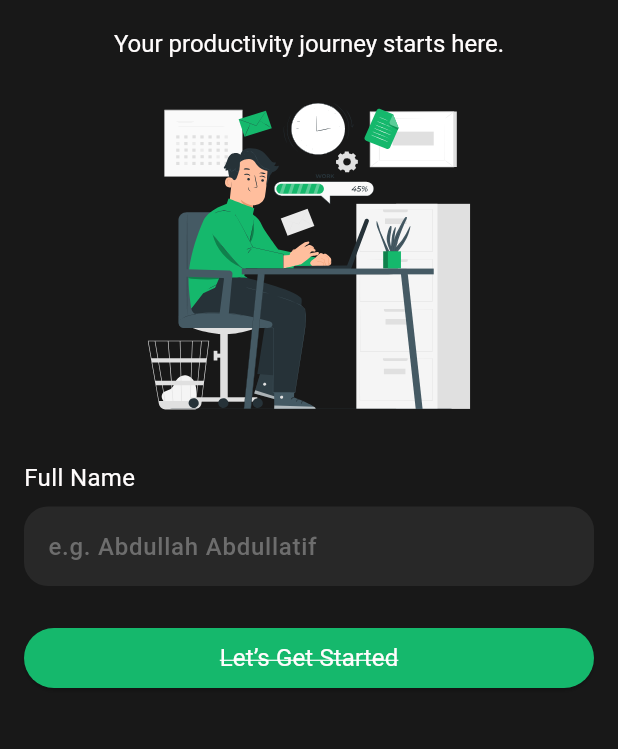
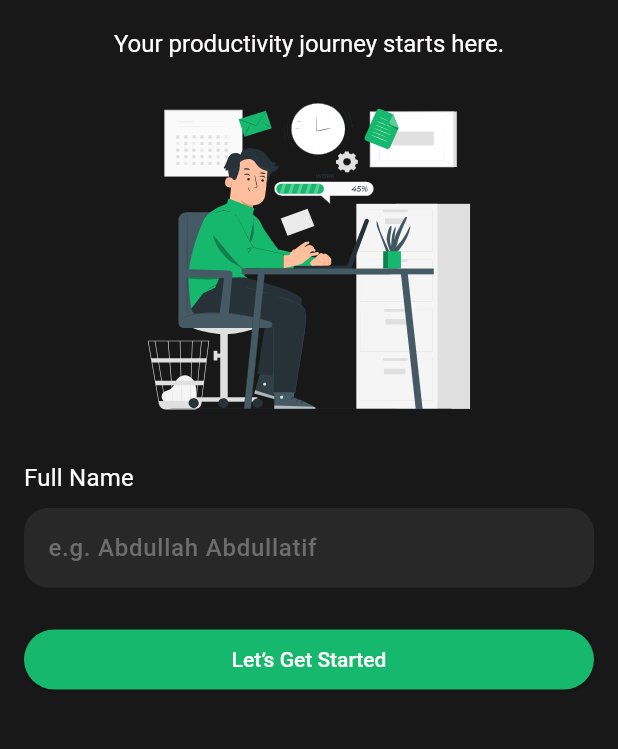
Before and after one commit to AbdullahAlomair6/TaskyApp, a Flutter app: the MainScreen screen opened directly, item 4 of the bottom bar chosen, after a tap on "Log Out", on a phone screen of 412 x 824 dp, the part 308-1057 px from its top. Run offline on Flutter 3.47's test engine with Material 3 defaults, Android fonts, the phone set to English and light mode, and no system bars; our stand-ins replace flutter_svg, shared_preferences; accounts and stored records are empty.

Commit message:
complete theme

```diff
--- a/lib/core/theme/dark_theme.dart
+++ b/lib/core/theme/dark_theme.dart
@@ -4,23 +4,38 @@ ThemeData darkTheme = ThemeData(
   brightness: Brightness.dark,
   useMaterial3: true,
   scaffoldBackgroundColor: Color(0xff181818),
-  colorScheme: ColorScheme.dark(primaryContainer: Color(0xff282828)),
+
+  colorScheme: ColorScheme.dark(
+    primaryContainer: Color(0xff282828),
+    secondary: Color(0xffFFFCFC),
+  ),
+
   appBarTheme: AppBarTheme(
     backgroundColor: Color(0xff181818),
     titleTextStyle: TextStyle(fontWeight: FontWeight.w400, fontSize: 20),
     foregroundColor: Color(0xffFFFCFC),
     centerTitle: false,
   ),
+
   checkboxTheme: CheckboxThemeData(
     shape: RoundedRectangleBorder(borderRadius: BorderRadius.circular(4)),
     side: BorderSide(color: Color(0xff6E6E6E), width: 2),
   ),
+
   elevatedButtonTheme: ElevatedButtonThemeData(
     style: ButtonStyle(
       backgroundColor: WidgetStateProperty.all(Color(0xff15B86C)),
       foregroundColor: WidgetStateProperty.all(Color(0xffFFFCFC)),
+      textStyle: WidgetStateProperty.all(
+        TextStyle(
+          fontSize: 14,
+          fontWeight: FontWeight.w500,
+          decoration: TextDecoration.none,
+        ),
+      ),
     ),
   ),
+
   switchTheme: SwitchThemeData(
     trackColor: WidgetStateProperty.resolveWith((state) {
       if (state.contains(WidgetState.selected)) {
@@ -35,6 +50,7 @@ ThemeData darkTheme = ThemeData(
       return Color(0XFF9E9E9E);
     }),
   ),
+
   textTheme: TextTheme(
     titleLarge: TextStyle(
       color: Color(0xffFFFCFC),
@@ -50,6 +66,11 @@ ThemeData darkTheme = ThemeData(
       fontWeight: FontWeight.w400,
       fontSize: 14,
       color: Color(0xffC6C6C6),
+    ),
+    displayLarge: TextStyle(
+      color: Color(0XFFFFFCFC),
+      fontSize: 20,
+      fontWeight: FontWeight.w400,
     ),
     displayMedium: TextStyle(
       fontSize: 28,
@@ -75,6 +96,7 @@ ThemeData darkTheme = ThemeData(
       decoration: TextDecoration.lineThrough,
     ),
   ),
+
   inputDecorationTheme: InputDecorationTheme(
     hintStyle: TextStyle(color: Color(0xff6D6D6D)),
     filled: true,
@@ -84,5 +106,29 @@ ThemeData darkTheme = ThemeData(
       borderSide: BorderSide.none,
     ),
   ),
-  bottomSheetTheme: BottomSheetThemeData(backgroundColor: Color(0XFF181818)),
+
+  iconTheme: IconThemeData(color: Color(0xffFFFCFC)),
+
+  listTileTheme: ListTileThemeData(
+    titleTextStyle: TextStyle(
+      color: Color(0XFFFFFCFC),
+      fontSize: 16,
+      fontWeight: FontWeight.w400,
+    ),
+  ),
+
+  textSelectionTheme: TextSelectionThemeData(
+    cursorColor: Colors.white,
+    selectionColor: Colors.white24,
+    selectionHandleColor: Colors.white,
+  ),
+
+  bottomNavigationBarTheme: BottomNavigationBarThemeData(
+    backgroundColor: Color(0XFF181818),
+    type: BottomNavigationBarType.fixed,
+    unselectedItemColor: Color(0XFFC6C6C6),
+    selectedItemColor: Color(0XFF15B86C),
+  ),
+
+  splashFactory: NoSplash.splashFactory,
 );
--- a/lib/core/theme/light_theme.dart
+++ b/lib/core/theme/light_theme.dart
@@ -4,7 +4,12 @@ ThemeData lightTheme = ThemeData(
   useMaterial3: true,
   brightness: Brightness.light,
   scaffoldBackgroundColor: Color(0xffF6F7F9),
-  colorScheme: ColorScheme.light(primaryContainer: Color(0xfffFFFFF)),
+
+  colorScheme: ColorScheme.light(
+    primaryContainer: Color(0xfffFFFFF),
+    secondary: Color(0XFF161F1B),
+  ),
+
   appBarTheme: AppBarTheme(
     backgroundColor: Color(0xffF6F7F9),
     titleTextStyle: TextStyle(
@@ -15,6 +20,7 @@ ThemeData lightTheme = ThemeData(
     foregroundColor: Color(0xff161F1B),
     centerTitle: false,
   ),
+
   checkboxTheme: CheckboxThemeData(
     shape: RoundedRectangleBorder(borderRadius: BorderRadius.circular(4)),
     side: BorderSide(color: Color(0xffD1DAD6), width: 2),
@@ -24,6 +30,13 @@ ThemeData lightTheme = ThemeData(
     style: ButtonStyle(
       backgroundColor: WidgetStateProperty.all(Color(0xff15B86C)),
       foregroundColor: WidgetStateProperty.all(Color(0xffFFFCFC)),
+      textStyle: WidgetStateProperty.all(
+        TextStyle(
+          fontSize: 14,
+          fontWeight: FontWeight.w500,
+          decoration: TextDecoration.none,
+        ),
+      ),
     ),
   ),
 
@@ -57,6 +70,11 @@ ThemeData lightTheme = ThemeData(
       fontWeight: FontWeight.w400,
       fontSize: 14,
       color: Color(0xff3A4640),
+    ),
+    displayLarge: TextStyle(
+      color: Color(0XFF161F1B),
+      fontSize: 20,
+      fontWeight: FontWeight.w400,
     ),
     displayMedium: TextStyle(
       fontSize: 28,
@@ -101,5 +119,29 @@ ThemeData lightTheme = ThemeData(
       borderSide: BorderSide(color: Color(0xffD1DAD6)),
     ),
   ),
-  bottomSheetTheme: BottomSheetThemeData(backgroundColor: Color(0xffF6F7F9)),
+
+  iconTheme: IconThemeData(color: Color(0XFF161F1B)),
+
+  listTileTheme: ListTileThemeData(
+    titleTextStyle: TextStyle(
+      color: Color(0XFF161F1B),
+      fontSize: 16,
+      fontWeight: FontWeight.w400,
+    ),
+  ),
+
+  textSelectionTheme: TextSelectionThemeData(
+    cursorColor: Colors.black,
+    selectionColor: Colors.black26,
+    selectionHandleColor: Colors.black,
+  ),
+
+  bottomNavigationBarTheme: BottomNavigationBarThemeData(
+    backgroundColor: Color(0XFFF6F7F9),
+    type: BottomNavigationBarType.fixed,
+    unselectedItemColor: Color(0XFF3A4640),
+    selectedItemColor: Color(0XFF15B86C),
+  ),
+
+  splashFactory: NoSplash.splashFactory,
 );
--- /dev/null
+++ b/lib/core/widget/custom_svg_picture.dart
@@ -0,0 +1,39 @@
+import 'package:flutter/material.dart';
+import 'package:flutter_svg/svg.dart';
+
+class CustomSvgPicture extends StatelessWidget {
+  const CustomSvgPicture({
+    super.key,
+    required this.path,
+    this.withColorFilter = true,
+    this.height,
+    this.width,
+  });
+
+  const CustomSvgPicture.withoutColor({
+    super.key,
+    required this.path,
+    this.height,
+    this.width,
+  }) : withColorFilter = false;
+
+  final String path;
+  final bool withColorFilter;
+  final double? height;
+  final double? width;
+
+  @override
+  Widget build(BuildContext context) {
+    return SvgPicture.asset(
+      height: height,
+      width: width,
+      path,
+      colorFilter: withColorFilter
+          ? ColorFilter.mode(
+              Theme.of(context).colorScheme.secondary,
+              BlendMode.srcIn,
+            )
+          : null,
+    );
+  }
+}
--- a/lib/core/widget/custom_text_form_field.dart
+++ b/lib/core/widget/custom_text_form_field.dart
@@ -21,14 +21,7 @@ class CustomTextFormField extends StatelessWidget {
     return Column(
       crossAxisAlignment: CrossAxisAlignment.start,
       children: [
-        Text(
-          title,
-          style: TextStyle(
-            color: Color(0xffFFFCFC),
-            fontSize: 16,
-            fontWeight: FontWeight.w400,
-          ),
-        ),
+        Text(title, style: Theme.of(context).textTheme.titleMedium),
         SizedBox(height: 8),
         TextFormField(
           controller: controller,
@@ -36,11 +29,8 @@ class CustomTextFormField extends StatelessWidget {
           validator: validator != null
               ? (String? value) => validator!(value)
               : null,
-          cursorColor: Colors.white,
           style: Theme.of(context).textTheme.labelMedium,
-          decoration: InputDecoration(
-            hintText: hintText,
-          ),
+          decoration: InputDecoration(hintText: hintText),
         ),
       ],
     );
--- a/lib/screens/add_task_screen.dart
+++ b/lib/screens/add_task_screen.dart
@@ -61,11 +61,7 @@ class _AddTaskScreenState extends State<AddTaskScreen> {
                         children: [
                           Text(
                             'High Priority  ',
-                            style: TextStyle(
-                              color: Color(0xffFFFCFC),
-                              fontWeight: FontWeight.w400,
-                              fontSize: 16,
-                            ),
+                            style: Theme.of(context).textTheme.titleMedium,
                           ),
                           Switch(
                             value: isHighPriority,
--- a/lib/screens/high_priority_screen.dart
+++ b/lib/screens/high_priority_screen.dart
@@ -48,11 +48,7 @@ class _HighPriorityScreenState extends State<HighPriorityScreen> {
           children: [
             Text(
               'Completed Tasks',
-              style: TextStyle(
-                color: Color(0XFFFFFCFC),
-                fontWeight: FontWeight.w400,
-                fontSize: 20,
-              ),
+              style: Theme.of(context).textTheme.displayLarge,
             ),
             SizedBox(height: 24),
             Expanded(
--- a/lib/screens/home_screen.dart
+++ b/lib/screens/home_screen.dart
@@ -4,6 +4,7 @@ import 'dart:math';
 import 'package:flutter/material.dart';
 import 'package:flutter_svg/flutter_svg.dart';
 import 'package:tasky/core/services/preferences_manager.dart';
+import 'package:tasky/core/widget/custom_svg_picture.dart';
 import 'package:tasky/models/task_model.dart';
 import 'package:tasky/screens/add_task_screen.dart';
 
@@ -121,7 +122,9 @@ class _HomeScreenState extends State<HomeScreen> {
                         'almost done ! ',
                         style: Theme.of(context).textTheme.titleLarge,
                       ),
-                      SvgPicture.asset('assets/images/waving-hand.svg'),
+                      CustomSvgPicture.withoutColor(
+                        path: 'assets/images/waving-hand.svg',
+                      ),
                     ],
                   ),
                   SizedBox(height: 16),
@@ -200,7 +203,9 @@ class _HomeScreenState extends State<HomeScreen> {
             isLoading
                 ? SliverToBoxAdapter(
                     child: Center(
-                      child: CircularProgressIndicator(color: Colors.white),
+                      child: CircularProgressIndicator(
+                        color: Theme.of(context).colorScheme.secondary,
+                      ),
                     ),
                   )
                 : SliverTaskListWidget(
--- a/lib/screens/main_screen.dart
+++ b/lib/screens/main_screen.dart
@@ -32,49 +32,21 @@ class _MainScreenState extends State<MainScreen> {
           });
         },
         currentIndex: currentScreen,
-        backgroundColor: Color(0XFF181818),
-        type: BottomNavigationBarType.fixed,
-        unselectedItemColor: Color(0XFFC6C6C6),
-        selectedItemColor: Color(0XFF15B86C),
         items: [
           BottomNavigationBarItem(
-            icon: SvgPicture.asset(
-              'assets/images/home.svg',
-              colorFilter: ColorFilter.mode(
-                currentScreen == 0 ? Color(0XFF15B86C) : Color(0XFFC6C6C6),
-                BlendMode.srcIn,
-              ),
-            ),
+            icon: _buildSvgPicture('assets/images/home.svg', 0),
             label: 'Home',
           ),
           BottomNavigationBarItem(
-            icon: SvgPicture.asset(
-              'assets/images/todo.svg',
-              colorFilter: ColorFilter.mode(
-                currentScreen == 1 ? Color(0XFF15B86C) : Color(0XFFC6C6C6),
-                BlendMode.srcIn,
-              ),
-            ),
+            icon: _buildSvgPicture('assets/images/todo.svg', 1),
             label: 'To Do',
           ),
           BottomNavigationBarItem(
-            icon: SvgPicture.asset(
-              'assets/images/todo_completed.svg',
-              colorFilter: ColorFilter.mode(
-                currentScreen == 2 ? Color(0XFF15B86C) : Color(0XFFC6C6C6),
-                BlendMode.srcIn,
-              ),
-            ),
+            icon: _buildSvgPicture('assets/images/todo_completed.svg', 2),
             label: 'Completed',
           ),
           BottomNavigationBarItem(
-            icon: SvgPicture.asset(
-              'assets/images/profile-icon.svg',
-              colorFilter: ColorFilter.mode(
-                currentScreen == 3 ? Color(0XFF15B86C) : Color(0XFFC6C6C6),
-                BlendMode.srcIn,
-              ),
-            ),
+            icon: _buildSvgPicture('assets/images/profile-icon.svg', 3),
             label: 'Profile',
           ),
         ],
@@ -82,4 +54,14 @@ class _MainScreenState extends State<MainScreen> {
       body: SafeArea(child: screens[currentScreen]),
     );
   }
+
+  SvgPicture _buildSvgPicture(String path, int index) {
+    return SvgPicture.asset(
+      path,
+      colorFilter: ColorFilter.mode(
+        currentScreen == index ? Color(0XFF15B86C) : Color(0XFFC6C6C6),
+        BlendMode.srcIn,
+      ),
+    );
+  }
 }
--- a/lib/screens/profile_screen.dart
+++ b/lib/screens/profile_screen.dart
@@ -2,6 +2,7 @@ import 'package:flutter/material.dart';
 import 'package:flutter_svg/flutter_svg.dart';
 import 'package:tasky/core/services/preferences_manager.dart';
 import 'package:tasky/core/services/theme_controller.dart';
+import 'package:tasky/core/widget/custom_svg_picture.dart';
 import 'package:tasky/screens/user_details_screen.dart';
 import 'package:tasky/screens/welcome_screen.dart';
 
@@ -48,11 +49,7 @@ class _ProfileScreenState extends State<ProfileScreen> {
               children: [
                 Text(
                   'My Profile',
-                  style: TextStyle(
-                    color: Color(0XFFFFFCFC),
-                    fontSize: 20,
-                    fontWeight: FontWeight.w400,
-                  ),
+                  style: Theme.of(context).textTheme.displayLarge,
                 ),
                 Center(
                   child: Column(
@@ -74,12 +71,16 @@ class _ProfileScreenState extends State<ProfileScreen> {
                               width: 45,
                               decoration: BoxDecoration(
                                 borderRadius: BorderRadius.circular(100),
-                                color: Color(0XFF282828),
+                                border: BoxBorder.all(
+                                  color: ThemeController.isDark()
+                                      ? Colors.transparent
+                                      : Color(0xFFD1DAD6),
+                                ),
+                                color: Theme.of(
+                                  context,
+                                ).colorScheme.primaryContainer,
                               ),
-                              child: Icon(
-                                Icons.camera_alt_outlined,
-                                color: Color(0XFFFFFCFC),
-                              ),
+                              child: Icon(Icons.camera_alt_outlined),
                             ),
                           ),
                         ],
@@ -87,19 +88,11 @@ class _ProfileScreenState extends State<ProfileScreen> {
                       SizedBox(height: 8),
                       Text(
                         userName,
-                        style: TextStyle(
-                          color: Color(0XFFFFFCFC),
-                          fontWeight: FontWeight.w400,
-                          fontSize: 20,
-                        ),
+                        style: Theme.of(context).textTheme.displayLarge,
                       ),
                       Text(
                         motivationQuote,
-                        style: TextStyle(
-                          color: Color(0XFFC6C6C6),
-                          fontWeight: FontWeight.w400,
-                          fontSize: 14,
-                        ),
+                        style: Theme.of(context).textTheme.titleSmall,
                       ),
                     ],
                   ),
@@ -107,11 +100,7 @@ class _ProfileScreenState extends State<ProfileScreen> {
                 SizedBox(height: 24),
                 Text(
                   'Profile Info',
-                  style: TextStyle(
-                    color: Color(0XFFFFFCFC),
-                    fontSize: 20,
-                    fontWeight: FontWeight.w400,
-                  ),
+                  style: Theme.of(context).textTheme.displayLarge,
                 ),
                 SizedBox(height: 16),
                 ListTile(
@@ -133,35 +122,21 @@ class _ProfileScreenState extends State<ProfileScreen> {
                   },
                   contentPadding: EdgeInsets.zero,
 
-                  title: Text(
-                    'User Details',
-                    style: TextStyle(
-                      color: Color(0XFFFFFCFC),
-                      fontSize: 16,
-                      fontWeight: FontWeight.w400,
-                    ),
+                  title: Text('User Details'),
+                  leading: CustomSvgPicture(
+                    path: 'assets/images/profile-icon.svg',
                   ),
-                  leading: SvgPicture.asset(
-                    'assets/images/profile-icon.svg',
-                    colorFilter: ColorFilter.mode(
-                      Color(0xffFFFCFC),
-                      BlendMode.srcIn,
-                    ),
+                  trailing: CustomSvgPicture(
+                    path: 'assets/images/arrow-icon.svg',
                   ),
-                  trailing: SvgPicture.asset('assets/images/arrow-icon.svg'),
                 ),
                 Divider(color: Color(0XFF6E6E6E)),
                 ListTile(
                   contentPadding: EdgeInsets.zero,
-                  title: Text(
-                    'Dark Mode',
-                    style: TextStyle(
-                      color: Color(0XFFFFFCFC),
-                      fontSize: 16,
-                      fontWeight: FontWeight.w400,
-                    ),
+                  title: Text('Dark Mode'),
+                  leading: CustomSvgPicture(
+                    path: 'assets/images/dark_icon.svg',
                   ),
-                  leading: SvgPicture.asset('assets/images/dark_icon.svg'),
                   trailing: ValueListenableBuilder(
                     valueListenable: ThemeController.themeNotifier,
                     builder: (BuildContext context, value, Widget? child) {
@@ -190,16 +165,13 @@ class _ProfileScreenState extends State<ProfileScreen> {
                     );
                   },
                   contentPadding: EdgeInsets.zero,
-                  title: Text(
-                    'Log Out',
-                    style: TextStyle(
-                      color: Color(0XFFFFFCFC),
-                      fontSize: 16,
-                      fontWeight: FontWeight.w400,
-                    ),
+                  title: Text('Log Out'),
+                  leading: CustomSvgPicture(
+                    path: 'assets/images/logout_icon.svg',
                   ),
-                  leading: SvgPicture.asset('assets/images/logout_icon.svg'),
-                  trailing: SvgPicture.asset('assets/images/arrow-icon.svg'),
+                  trailing: CustomSvgPicture(
+                    path: 'assets/images/arrow-icon.svg',
+                  ),
                 ),
               ],
             ),
--- a/lib/screens/tasks_screen.dart
+++ b/lib/screens/tasks_screen.dart
@@ -45,7 +45,7 @@ class _TasksScreenState extends State<TasksScreen> {
         crossAxisAlignment: CrossAxisAlignment.start,
         children: [
           Text(
-            'Completed Tasks',
+            'To Do Tasks',
             style: Theme.of(
               context,
             ).textTheme.titleMedium!.copyWith(fontSize: 20),
--- a/lib/screens/welcome_screen.dart
+++ b/lib/screens/welcome_screen.dart
@@ -1,6 +1,7 @@
 import 'package:flutter/material.dart';
 import 'package:flutter_svg/flutter_svg.dart';
 import 'package:tasky/core/services/preferences_manager.dart';
+import 'package:tasky/core/widget/custom_svg_picture.dart';
 import 'package:tasky/core/widget/custom_text_form_field.dart';
 import 'package:tasky/screens/main_screen.dart';
 
@@ -24,8 +25,8 @@ class WelcomeScreen extends StatelessWidget {
                   Row(
                     mainAxisAlignment: MainAxisAlignment.center,
                     children: [
-                      SvgPicture.asset(
-                        'assets/images/icon.svg',
+                      CustomSvgPicture.withoutColor(
+                        path: 'assets/images/icon.svg',
                         height: 40,
                         width: 40,
                       ),
@@ -45,8 +46,8 @@ class WelcomeScreen extends StatelessWidget {
                         style: Theme.of(context).textTheme.displaySmall,
                       ),
                       SizedBox(width: 10),
-                      SvgPicture.asset(
-                        'assets/images/waving-hand.svg',
+                      CustomSvgPicture.withoutColor(
+                        path: 'assets/images/waving-hand.svg',
                         height: 28,
                         width: 28,
                       ),
@@ -60,8 +61,8 @@ class WelcomeScreen extends StatelessWidget {
                     ).textTheme.displaySmall!.copyWith(fontSize: 16),
                   ),
                   SizedBox(height: 24),
-                  SvgPicture.asset(
-                    'assets/images/pana.svg',
+                  CustomSvgPicture.withoutColor(
+                    path: 'assets/images/pana.svg',
                     height: 215,
                     width: 215,
                   ),
--- a/lib/widgets/high_priority_tasks_widget.dart
+++ b/lib/widgets/high_priority_tasks_widget.dart
@@ -1,6 +1,7 @@
 import 'package:flutter/material.dart';
 import 'package:flutter_svg/flutter_svg.dart';
 import 'package:tasky/core/widget/custom_check_box.dart';
+import 'package:tasky/core/widget/custom_svg_picture.dart';
 import 'package:tasky/models/task_model.dart';
 
 import '../core/services/theme_controller.dart';
@@ -101,15 +102,7 @@ class HighPriorityTasksWidget extends StatelessWidget {
                 border: BoxBorder.all(color: Color(0xff6E6E6E)),
                 color: Colors.transparent,
               ),
-              child: SvgPicture.asset(
-                'assets/images/arrow2.svg',
-                colorFilter: ColorFilter.mode(
-                  ThemeController.isDark()
-                      ? Color(0xffC6C6C6)
-                      : Color(0xff3A4640),
-                  BlendMode.srcIn,
-                ),
-              ),
+              child: CustomSvgPicture(path: 'assets/images/arrow2.svg'),
             ),
           ),
         ],
--- a/lib/widgets/task_list_widget.dart
+++ b/lib/widgets/task_list_widget.dart
@@ -22,7 +22,7 @@ class TaskListWidget extends StatelessWidget {
         ? Center(
             child: Text(
               emptyMessage ?? 'No Data',
-              style: TextStyle(fontSize: 20, color: Colors.white),
+              style: Theme.of(context).textTheme.displayLarge,
             ),
           )
         : ListView.builder(
```
